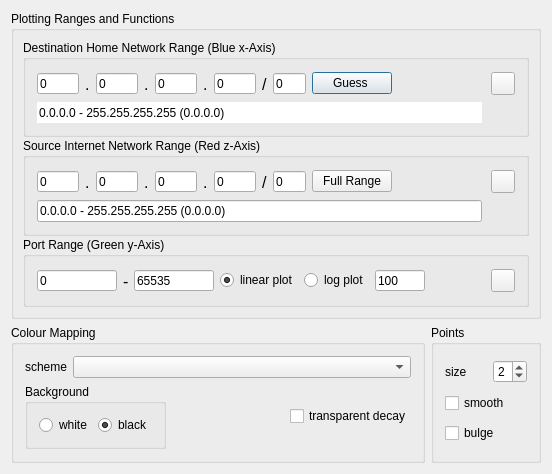
Above: src/plottersettingsdialog.ui from yestinj/inetvis before the change. Below: the same form after it.
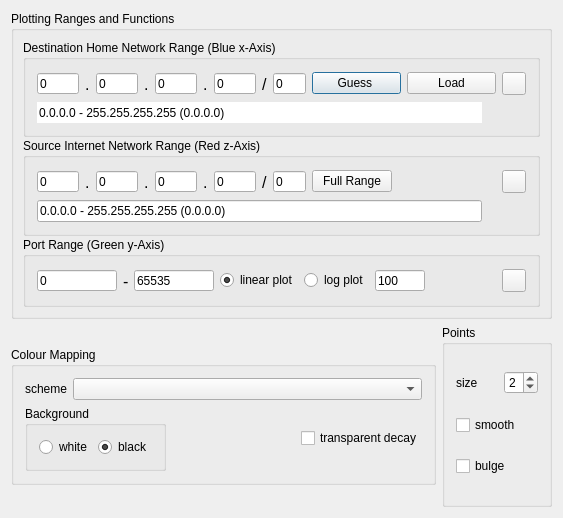
That is the form after the change. Icons and pictures are not drawn.

Commit message: Added loading of home network in plotter settings.

Patch:
```diff
--- a/src/plottersettingsdialog.ui
+++ b/src/plottersettingsdialog.ui
@@ -6,8 +6,8 @@
    <rect>
     <x>0</x>
     <y>0</y>
-    <width>552</width>
-    <height>473</height>
+    <width>563</width>
+    <height>518</height>
    </rect>
   </property>
   <property name="sizePolicy">
@@ -341,20 +341,14 @@
             </widget>
            </item>
            <item>
-            <spacer name="spacer6">
-             <property name="orientation">
-              <enum>Qt::Horizontal</enum>
+            <widget class="QPushButton" name="loadPushButton">
+             <property name="toolTip">
+              <string>Load the default IP address stored in settings. This can be changed in General Settings</string>
              </property>
-             <property name="sizeType">
-              <enum>QSizePolicy::Expanding</enum>
+             <property name="text">
+              <string>Load</string>
              </property>
-             <property name="sizeHint" stdset="0">
-              <size>
-               <width>10</width>
-               <height>20</height>
-              </size>
-             </property>
-            </spacer>
+            </widget>
            </item>
            <item>
             <widget class="QToolButton" name="homeNetApplyToolButton">
```
Left out of the diff: 77 changed lines with no effect on the pictures. The commit also changes 2 other files.
